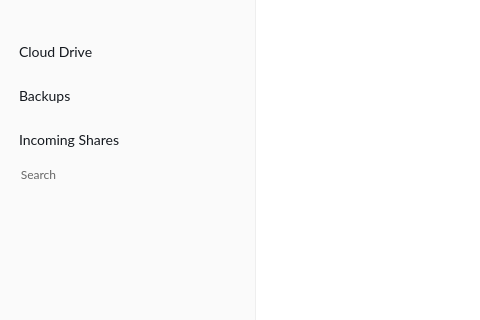
Before: the Qt Designer form src/MEGASync/gui/node_selector/gui/win/NodeSelector.ui in meganz/MEGAsync, drawn with Qt 5; both pictures show x 0 to 480 and y 0 to 320 of the 830 by 590 pixel window.
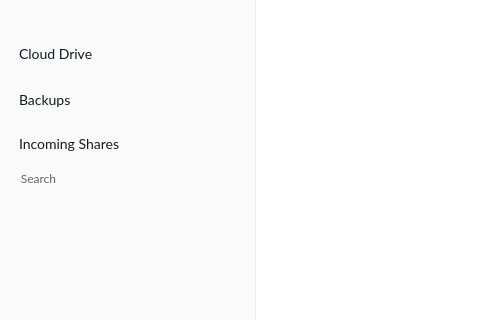
After: the same form once the commit is applied. Icons and pictures are not drawn.

What changed in the file:
```diff
--- a/src/MEGASync/gui/node_selector/gui/win/NodeSelector.ui
+++ b/src/MEGASync/gui/node_selector/gui/win/NodeSelector.ui
@@ -237,6 +237,12 @@
          </property>
          <item>
           <widget class="QFrame" name="fCloudDrive">
+           <property name="minimumSize">
+            <size>
+             <width>0</width>
+             <height>40</height>
+            </size>
+           </property>
            <property name="frameShape">
             <enum>QFrame::NoFrame</enum>
            </property>
```
Left out of the diff: 10 changed lines with no effect on the pictures.
